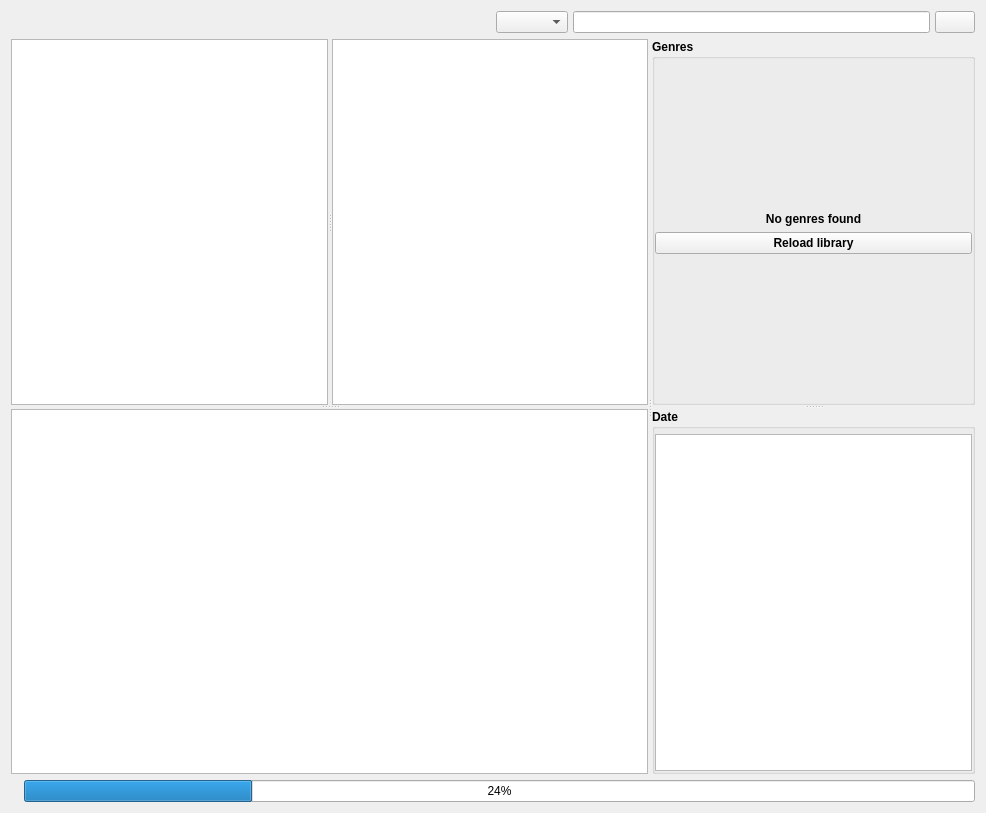
First picture: the form in src/GUI/Library/GUI_LocalLibrary.ui, repository return42/sayonara, before the edit.
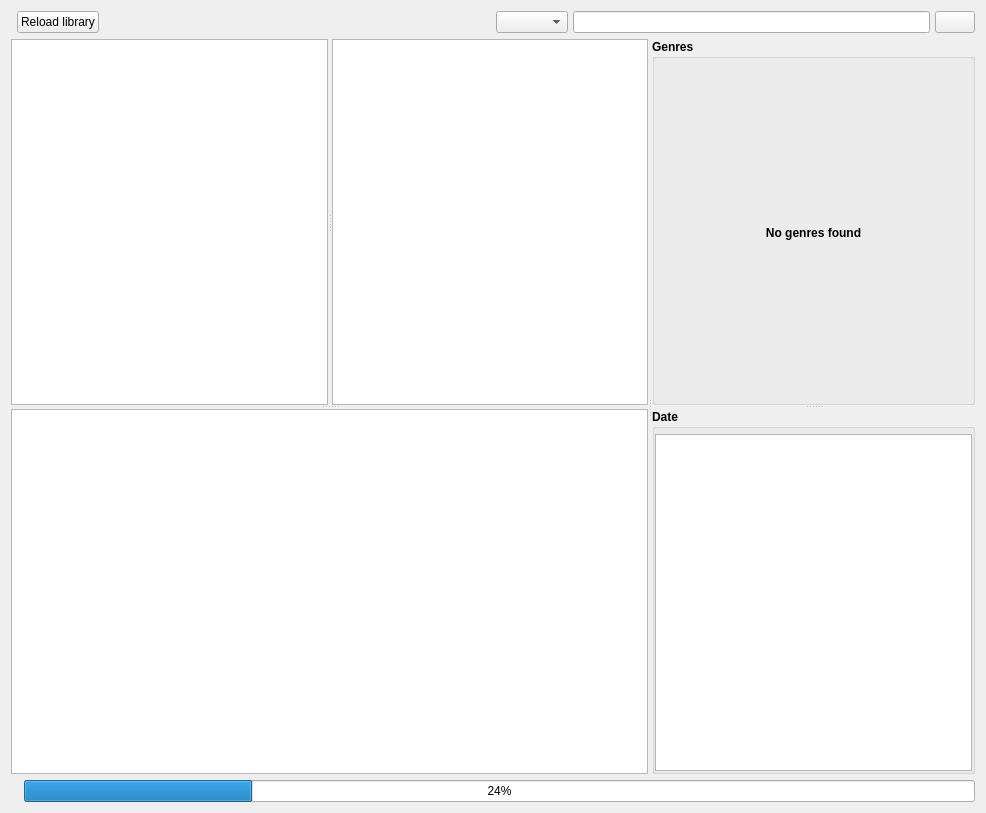
Second picture: the form after the edit. The open tabs and pages were chosen to show the change. Icons and pictures are not drawn. Custom widgets are drawn as their Qt base class.

Patch:
```diff
--- a/src/GUI/Library/GUI_LocalLibrary.ui
+++ b/src/GUI/Library/GUI_LocalLibrary.ui
@@ -103,6 +103,16 @@
        </property>
       </widget>
      </item>
+     <item>
+      <widget class="QPushButton" name="btn_reload_library">
+       <property name="focusPolicy">
+        <enum>Qt::NoFocus</enum>
+       </property>
+       <property name="text">
+        <string>Reload library</string>
+       </property>
+      </widget>
+     </item>
      <item>
       <spacer name="horizontalSpacer_2">
        <property name="orientation">
@@ -530,16 +540,6 @@
                  </property>
                 </widget>
                </item>
-               <item>
-                <widget class="QPushButton" name="btn_reload_library">
-                 <property name="focusPolicy">
-                  <enum>Qt::NoFocus</enum>
-                 </property>
-                 <property name="text">
-                  <string>Reload library</string>
-                 </property>
-                </widget>
-               </item>
                <item>
                 <spacer name="verticalSpacer_3">
                  <property name="orientation">
```
Left out of the diff: 2 changed lines with no effect on the pictures.
